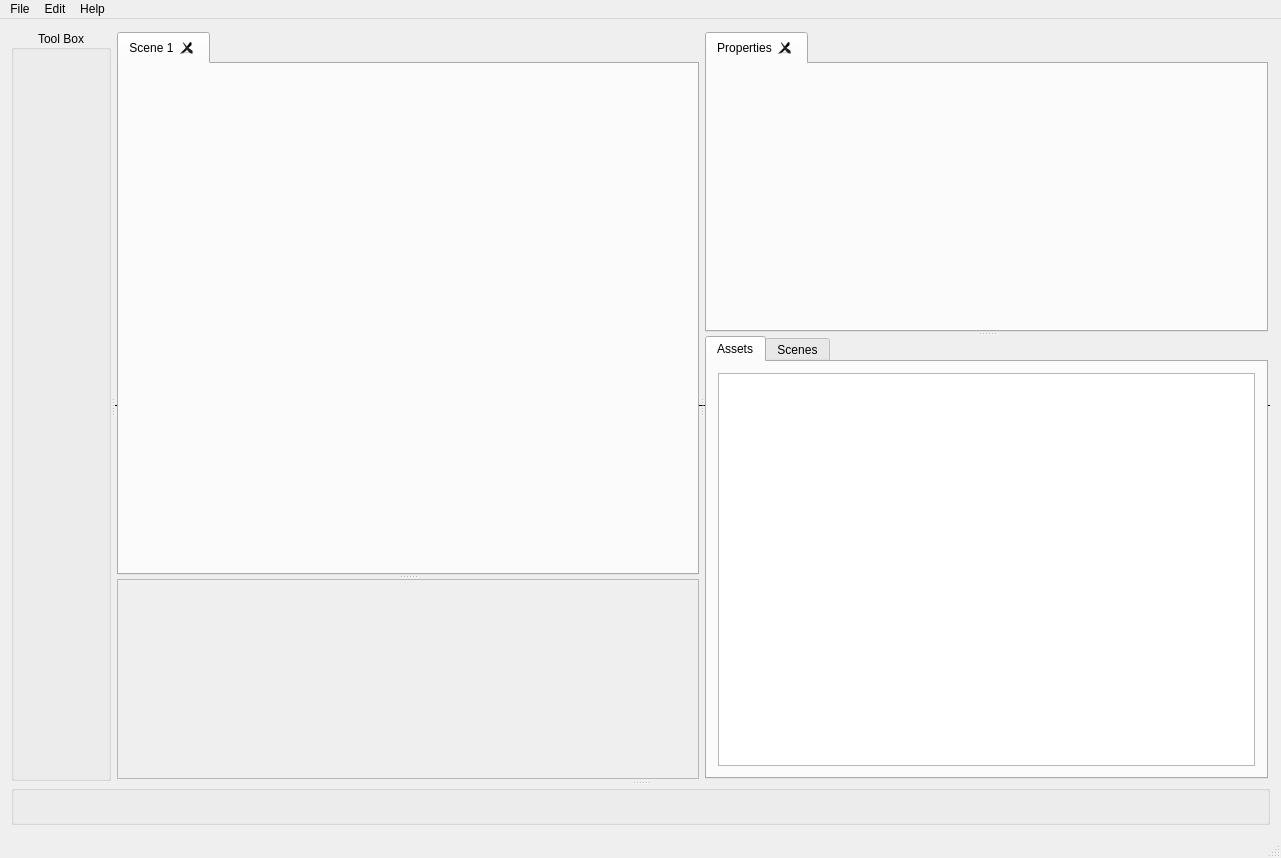
Before: the Qt Designer form Animic/animic.ui in MervynArt96/AnimicCreator, drawn with Qt 5.
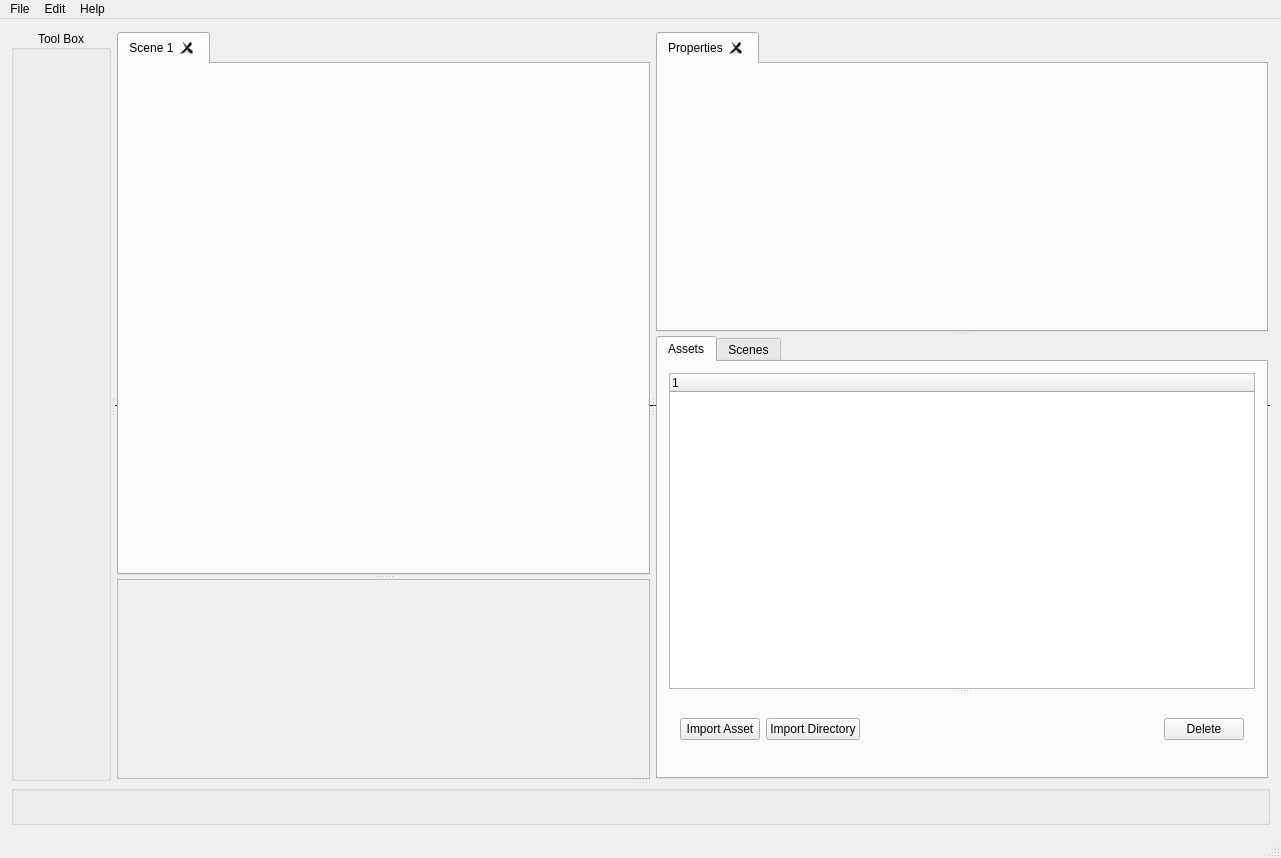
After: the same form once the commit is applied.

Commit message: Before consolidating AssetHandler and BoundingRect

```diff
--- a/Animic/animic.ui
+++ b/Animic/animic.ui
@@ -144,7 +144,7 @@
             <rect>
              <x>0</x>
              <y>0</y>
-             <width>601</width>
+             <width>534</width>
              <height>198</height>
             </rect>
            </property>
@@ -220,22 +220,73 @@
            </attribute>
            <layout class="QVBoxLayout" name="verticalLayout_3">
             <item>
-             <widget class="QTreeView" name="AssetTreeView">
+             <widget class="QSplitter" name="splitter">
+              <property name="orientation">
+               <enum>Qt::Vertical</enum>
+              </property>
+              <widget class="QTreeWidget" name="assetTree">
               <property name="enabled">
                <bool>true</bool>
               </property>
               <property name="sizePolicy">
-               <sizepolicy hsizetype="Minimum" vsizetype="Minimum">
+                <sizepolicy hsizetype="Minimum" vsizetype="Maximum">
                 <horstretch>0</horstretch>
                 <verstretch>0</verstretch>
                </sizepolicy>
               </property>
               <property name="minimumSize">
                <size>
-                <width>0</width>
+                 <width>100</width>
                 <height>0</height>
                </size>
               </property>
+               <column>
+                <property name="text">
+                 <string notr="true">1</string>
+                </property>
+               </column>
+              </widget>
+              <widget class="QWidget" name="layoutWidget">
+               <layout class="QHBoxLayout" name="horizontalLayout">
+                <item>
+                 <widget class="QPushButton" name="btnImportAsset">
+                  <property name="text">
+                   <string>Import Asset</string>
+                  </property>
+                 </widget>
+                </item>
+                <item>
+                 <widget class="QPushButton" name="btnImportDir">
+                  <property name="text">
+                   <string>Import Directory</string>
+                  </property>
+                 </widget>
+                </item>
+                <item>
+                 <spacer name="horizontalSpacer">
+                  <property name="orientation">
+                   <enum>Qt::Horizontal</enum>
+                  </property>
+                  <property name="sizeType">
+                   <enum>QSizePolicy::MinimumExpanding</enum>
+                  </property>
+                  <property name="sizeHint" stdset="0">
+                   <size>
+                    <width>20</width>
+                    <height>20</height>
+                   </size>
+                  </property>
+                 </spacer>
+                </item>
+                <item>
+                 <widget class="QPushButton" name="btnDeleteAsset">
+                  <property name="text">
+                   <string>Delete</string>
+                  </property>
+                 </widget>
+                </item>
+               </layout>
+              </widget>
              </widget>
             </item>
            </layout>
```
Left out of the diff: 4 changed lines with no effect on the pictures. Lines whose indentation alone changed are shown as unchanged. The commit also changes 21 other files.
